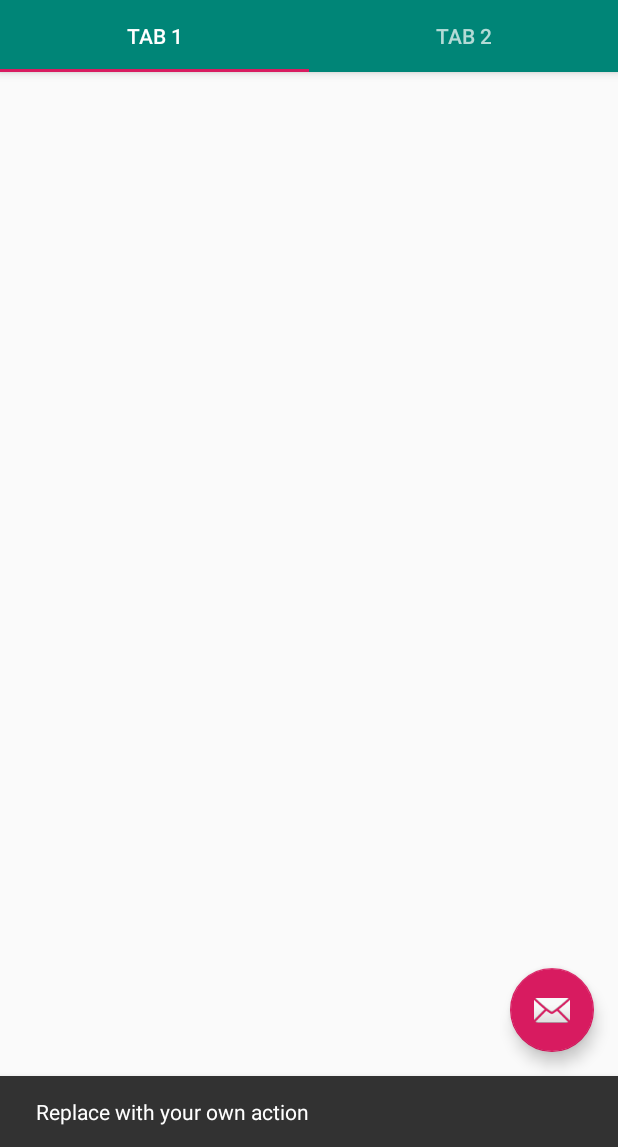
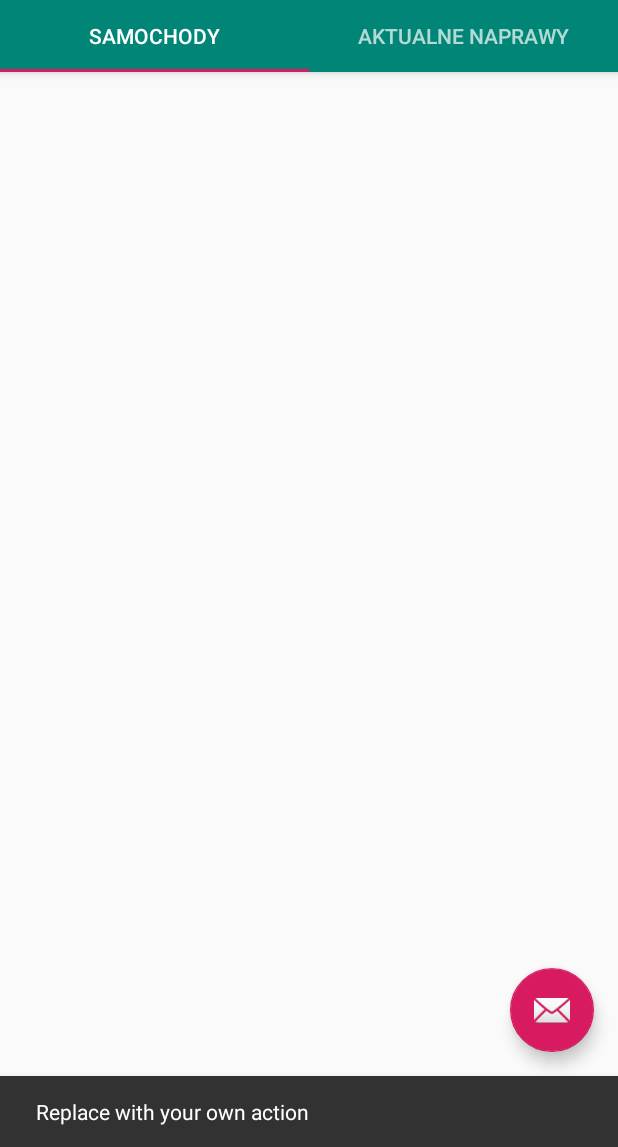
Before and after one commit to DanielTrosko/lsautoAndroid, an Android app: the Main2Activity screen opened directly, with no data from a screen before it, after a tap on an icon or button, on a phone screen of 412 x 824 dp, the part 89-1236 px from its top. Run offline under Robolectric (Android 15) with nearby library versions, the phone set to English and light mode, and no system bars.

Commit message:
tabbed activity

```diff
--- /dev/null
+++ b/app/src/main/java/it/danieltrosko/lsauto/ShowActualRepair.java
@@ -0,0 +1,29 @@
+package it.danieltrosko.lsauto;
+
+import android.os.Bundle;
+import android.view.LayoutInflater;
+import android.view.View;
+import android.view.ViewGroup;
+
+import androidx.annotation.NonNull;
+import androidx.annotation.Nullable;
+import androidx.fragment.app.Fragment;
+
+
+public class ShowActualRepair extends Fragment {
+    private static final String ARG_SECTION_NUMBER = "section_number";
+
+    public static ShowActualRepair newInstance(int index) {
+        ShowActualRepair fragment = new ShowActualRepair();
+        Bundle bundle = new Bundle();
+        bundle.putInt(ARG_SECTION_NUMBER, index);
+        fragment.setArguments(bundle);
+        return fragment;
+    }
+
+    @Nullable
+    @Override
+    public View onCreateView(@NonNull LayoutInflater inflater, @Nullable ViewGroup container, @Nullable Bundle savedInstanceState) {
+        return inflater.inflate(R.layout.show_actual_repair_layout, container, false);
+    }
+}
--- /dev/null
+++ b/app/src/main/java/it/danieltrosko/lsauto/ShowCars.java
@@ -0,0 +1,35 @@
+package it.danieltrosko.lsauto;
+
+import android.os.Bundle;
+import android.view.LayoutInflater;
+import android.view.View;
+import android.view.ViewGroup;
+
+import androidx.annotation.NonNull;
+import androidx.annotation.Nullable;
+import androidx.fragment.app.Fragment;
+
+public class ShowCars extends Fragment {
+    private static final String ARG_SECTION_NUMBER = "section_number";
+
+
+    public static ShowCars newInstance(int index) {
+        ShowCars fragment = new ShowCars();
+        Bundle bundle = new Bundle();
+        bundle.putInt(ARG_SECTION_NUMBER, index);
+        fragment.setArguments(bundle);
+        return fragment;
+    }
+
+
+
+
+    @Nullable
+    @Override
+    public View onCreateView(@NonNull LayoutInflater inflater, @Nullable ViewGroup container, @Nullable Bundle savedInstanceState) {
+        return inflater.inflate(R.layout.show_cars_layout, container, false);
+    }
+
+
+
+}
--- a/app/src/main/java/it/danieltrosko/lsauto/ui/main/PlaceholderFragment.java
+++ b/app/src/main/java/it/danieltrosko/lsauto/ui/main/PlaceholderFragment.java
@@ -48,12 +48,12 @@ public class PlaceholderFragment extends Fragment {
             Bundle savedInstanceState) {
         View root = inflater.inflate(R.layout.fragment_main, container, false);
         final TextView textView = root.findViewById(R.id.section_label);
-        pageViewModel.getText().observe(this, new Observer<String>() {
-            @Override
-            public void onChanged(@Nullable String s) {
-                textView.setText(s);
-            }
-        });
+//        pageViewModel.getText().observe(this, new Observer<String>() {
+//            @Override
+//            public void onChanged(@Nullable String s) {
+//                textView.setText(s);
+//            }
+//        });
         return root;
     }
 }
--- a/app/src/main/java/it/danieltrosko/lsauto/ui/main/SectionsPagerAdapter.java
+++ b/app/src/main/java/it/danieltrosko/lsauto/ui/main/SectionsPagerAdapter.java
@@ -9,6 +9,8 @@ import androidx.fragment.app.FragmentManager;
 import androidx.fragment.app.FragmentPagerAdapter;
 
 import it.danieltrosko.lsauto.R;
+import it.danieltrosko.lsauto.ShowActualRepair;
+import it.danieltrosko.lsauto.ShowCars;
 
 /**
  * A [FragmentPagerAdapter] that returns a fragment corresponding to
@@ -29,7 +31,19 @@ public class SectionsPagerAdapter extends FragmentPagerAdapter {
     public Fragment getItem(int position) {
         // getItem is called to instantiate the fragment for the given page.
         // Return a PlaceholderFragment (defined as a static inner class below).
-        return PlaceholderFragment.newInstance(position + 1);
+        Fragment fragment = null;
+        switch (position) {
+            case 0:
+                fragment = ShowCars.newInstance(position);
+                break;
+            case 1:
+                fragment = ShowActualRepair.newInstance(position);
+                break;
+        }
+        return fragment;
+
+//        return PlaceholderFragment.newInstance(position + 1);
+
     }
 
     @Nullable
--- /dev/null
+++ b/app/src/main/res/layout/show_actual_repair_layout.xml
@@ -0,0 +1,6 @@
+<?xml version="1.0" encoding="utf-8"?>
+<LinearLayout
+    xmlns:android="http://schemas.android.com/apk/res/android" android:layout_width="match_parent"
+    android:layout_height="match_parent">
+
+</LinearLayout>
--- /dev/null
+++ b/app/src/main/res/layout/show_cars_layout.xml
@@ -0,0 +1,7 @@
+<?xml version="1.0" encoding="utf-8"?>
+<androidx.constraintlayout.widget.ConstraintLayout
+    xmlns:android="http://schemas.android.com/apk/res/android"
+    xmlns:app="http://schemas.android.com/apk/res-auto"
+    xmlns:tools="http://schemas.android.com/tools"
+    android:layout_width="match_parent"
+    android:layout_height="match_parent" />
--- a/app/src/main/res/values/strings.xml
+++ b/app/src/main/res/values/strings.xml
@@ -1,6 +1,6 @@
 <resources>
     <string name="app_name">LSAuto</string>
     <string name="title_activity_main2">Main2Activity</string>
-    <string name="tab_text_1">Tab 1</string>
-    <string name="tab_text_2">Tab 2</string>
+    <string name="tab_text_1">Samochody</string>
+    <string name="tab_text_2">Aktualne naprawy</string>
 </resources>
```
